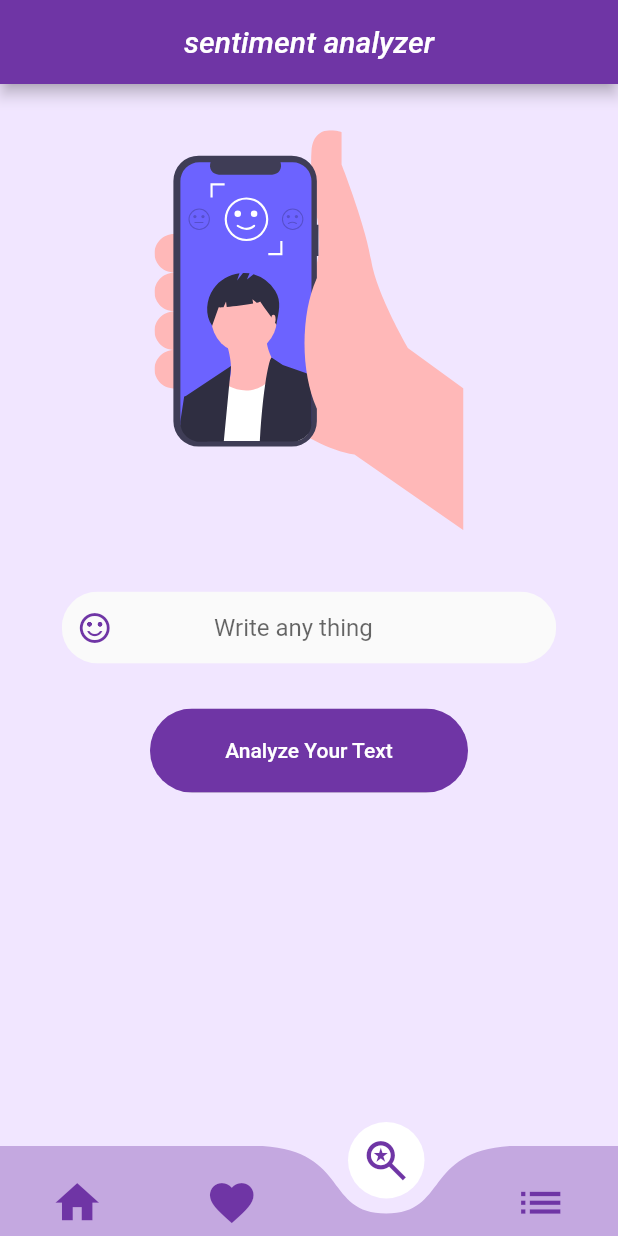
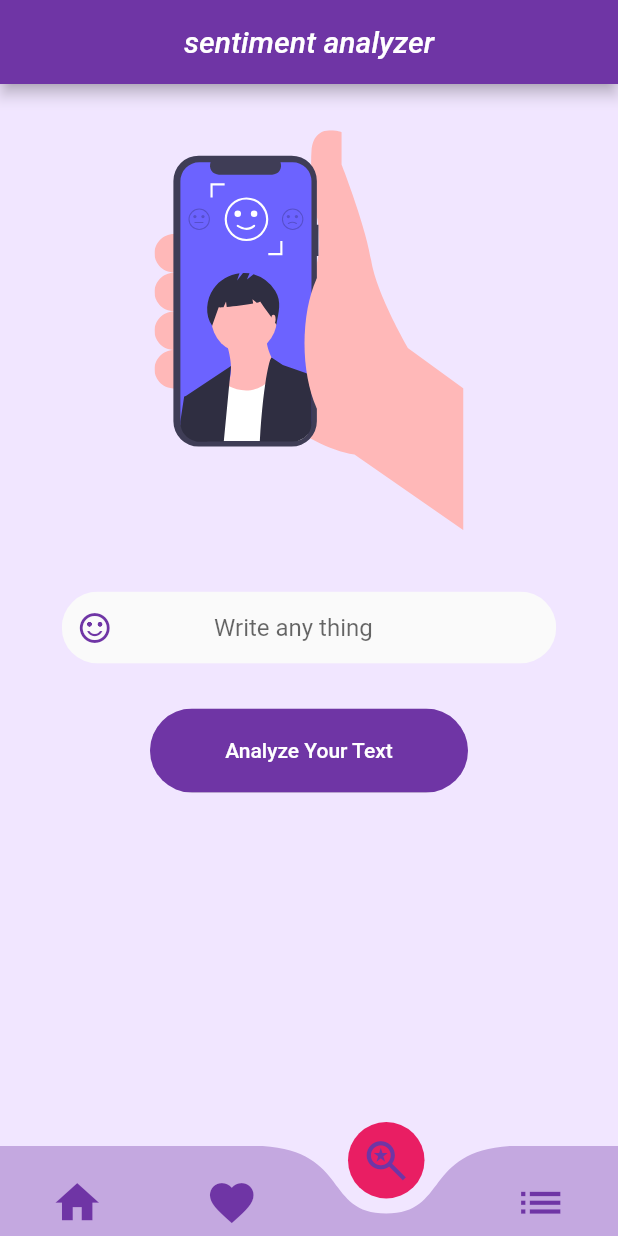
Before and after one commit to jemy149/Text_Analyzer, a Flutter app: the screen it shows once a user with an empty profile is signed in, item 3 of the bottom bar chosen, on a phone screen of 412 x 824 dp. Run offline on Flutter 3.47's test engine with Material 2 defaults, Android fonts, the phone set to English and light mode, and no system bars; drawn by our look-alikes of curved_navigation_bar; our stand-ins replace carousel_slider, firebase_auth, firebase_core, flutter_svg, font_awesome_flutter; accounts and stored records are empty; network calls fail.

Commit message:
lets go0000

```diff
--- a/lib/modules/home.dart
+++ b/lib/modules/home.dart
@@ -28,7 +28,7 @@ class _HomeState extends State<Home> {
         color: kPrimaryColor.withOpacity(0.35),
         backgroundColor: kPrimaryLightColor,
         key: _bottomNavigationKey,
-        buttonBackgroundColor: Colors.white,
+        buttonBackgroundColor: Colors.pink,
         height: 60,
         // ignore: prefer_const_literals_to_create_immutables
         items: <Widget>[
```
